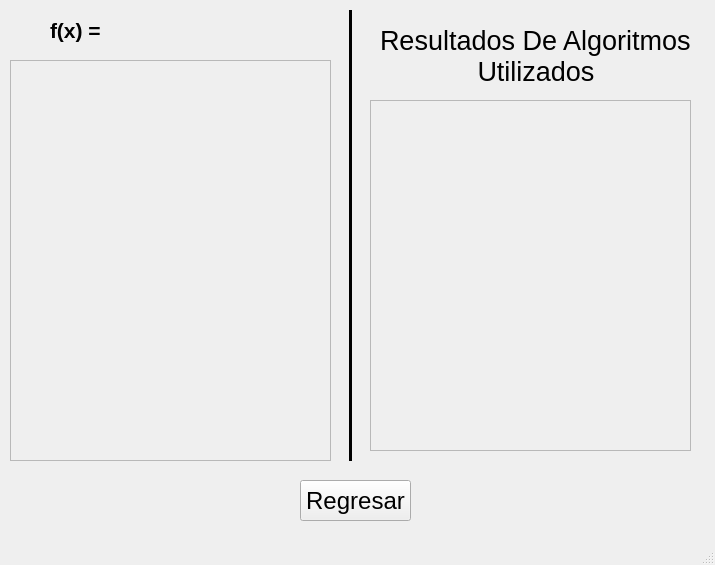
jimmybanegas/ProyectoMetodosNumericos, file ProyectoMetodosNumericos/Ventanas/Historial.ui: the form before one commit.
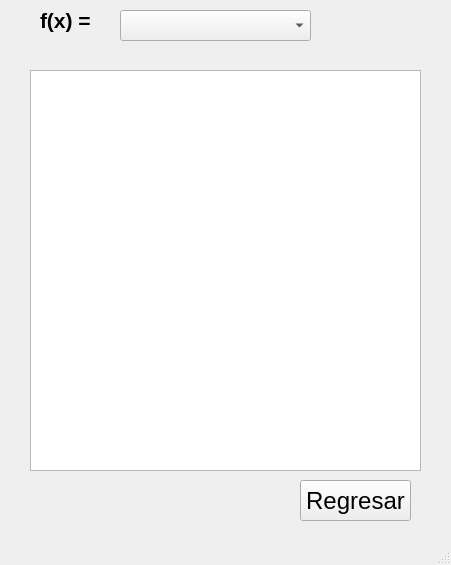
The form after the commit.

Patch:
```diff
--- a/ProyectoMetodosNumericos/Ventanas/Historial.ui
+++ b/ProyectoMetodosNumericos/Ventanas/Historial.ui
@@ -6,7 +6,7 @@
    <rect>
     <x>0</x>
     <y>0</y>
-    <width>715</width>
+    <width>451</width>
     <height>565</height>
    </rect>
   </property>
@@ -14,31 +14,12 @@
    <string>Historial</string>
   </property>
   <widget class="QWidget" name="centralwidget">
-   <widget class="Line" name="line">
-    <property name="geometry">
-     <rect>
-      <x>340</x>
-      <y>10</y>
-      <width>20</width>
-      <height>451</height>
-     </rect>
-    </property>
-    <property name="frameShadow">
-     <enum>QFrame::Plain</enum>
-    </property>
-    <property name="lineWidth">
-     <number>3</number>
-    </property>
-    <property name="orientation">
-     <enum>Qt::Vertical</enum>
-    </property>
-   </widget>
    <widget class="QLabel" name="label">
     <property name="geometry">
      <rect>
-      <x>50</x>
-      <y>10</y>
-      <width>211</width>
+      <x>40</x>
+      <y>0</y>
+      <width>101</width>
       <height>41</height>
      </rect>
     </property>
@@ -53,66 +34,6 @@
      <string>f(x) = </string>
     </property>
    </widget>
-   <widget class="QFrame" name="frame">
-    <property name="geometry">
-     <rect>
-      <x>10</x>
-      <y>60</y>
-      <width>321</width>
-      <height>401</height>
-     </rect>
-    </property>
-    <property name="frameShape">
-     <enum>QFrame::StyledPanel</enum>
-    </property>
-    <property name="frameShadow">
-     <enum>QFrame::Raised</enum>
-    </property>
-   </widget>
-   <widget class="QLabel" name="lbResultados">
-    <property name="geometry">
-     <rect>
-      <x>380</x>
-      <y>20</y>
-      <width>311</width>
-      <height>71</height>
-     </rect>
-    </property>
-    <property name="font">
-     <font>
-      <pointsize>20</pointsize>
-      <weight>50</weight>
-      <bold>false</bold>
-     </font>
-    </property>
-    <property name="text">
-     <string>Resultados De Algoritmos 
-             Utilizados</string>
-    </property>
-   </widget>
-   <widget class="QScrollArea" name="scrollArea">
-    <property name="geometry">
-     <rect>
-      <x>370</x>
-      <y>100</y>
-      <width>321</width>
-      <height>351</height>
-     </rect>
-    </property>
-    <property name="widgetResizable">
-     <bool>true</bool>
-    </property>
-    <widget class="QWidget" name="scrollAreaWidgetContents">
-     <property name="geometry">
-      <rect>
-       <x>0</x>
-       <y>0</y>
-       <width>319</width>
-       <height>349</height>
-      </rect>
-     </property>
-    </widget>
-   </widget>
    <widget class="QPushButton" name="btnRegresar">
     <property name="geometry">
      <rect>
@@ -131,6 +52,26 @@
      <string>Regresar</string>
     </property>
    </widget>
+   <widget class="QComboBox" name="cbFunciones">
+    <property name="geometry">
+     <rect>
+      <x>120</x>
+      <y>10</y>
+      <width>191</width>
+      <height>31</height>
+     </rect>
+    </property>
+   </widget>
+   <widget class="QTextEdit" name="teSteps">
+    <property name="geometry">
+     <rect>
+      <x>30</x>
+      <y>70</y>
+      <width>391</width>
+      <height>401</height>
+     </rect>
+    </property>
+   </widget>
   </widget>
   <widget class="QMenuBar" name="menubar">
    <property name="geometry">
```
Left out of the diff: 2 changed lines with no effect on the pictures.
